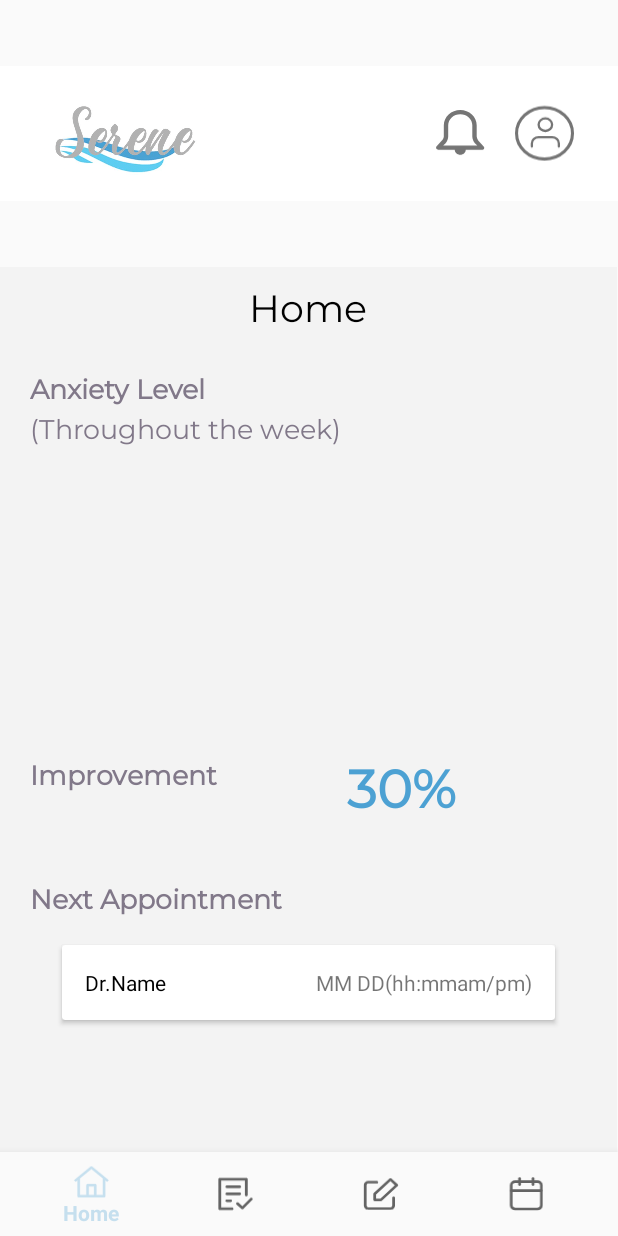
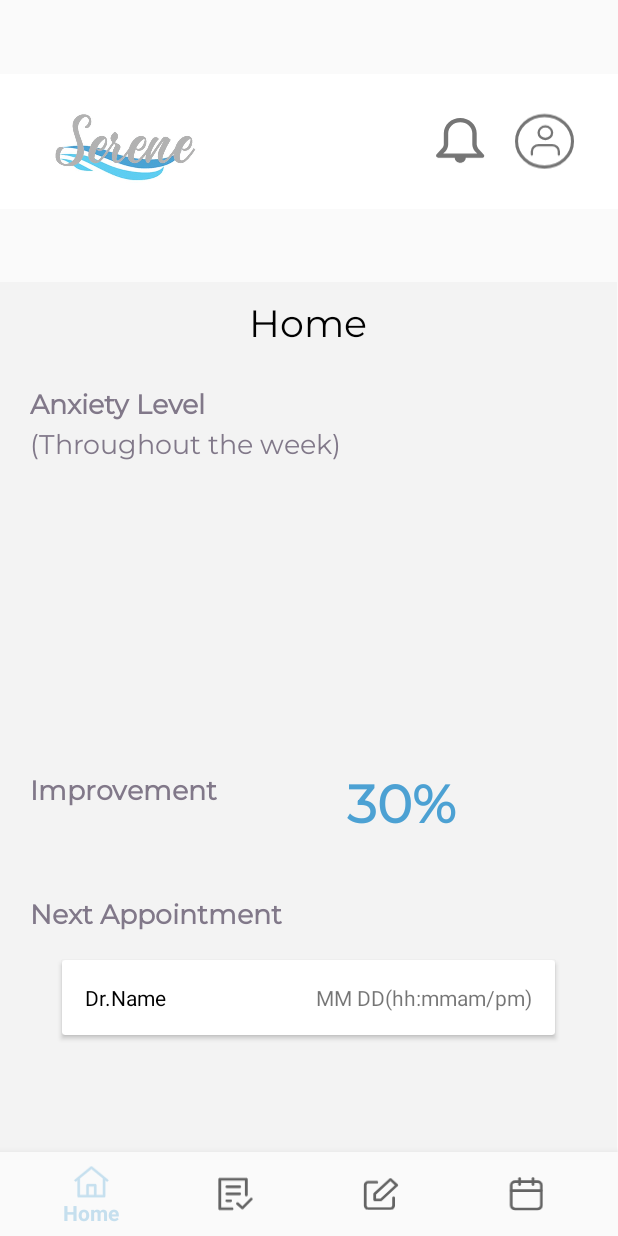
Before and after one commit to RaghadAlshalaan/SereneApp, an Android app: the screen it shows after launch once a user with an empty profile is signed in (MainActivity), on a phone screen of 412 x 824 dp. Run offline under Robolectric (Android 15) with nearby library versions, the phone set to English and light mode, and no system bars; our stand-ins replace Firebase (no records; nobody signed in at launch, a user with empty details on screens opened directly), navigation-ui; Roboto replaces fonts that are not available here.

Commit message:
Update activity_main.xml

```diff
--- a/app/src/main/res/layout/activity_main.xml
+++ b/app/src/main/res/layout/activity_main.xml
@@ -69,7 +69,7 @@
         android:id="@+id/nav_host_fragment"
         android:name="androidx.navigation.fragment.NavHostFragment"
         android:layout_width="411dp"
-        android:layout_height="wrap_content"
+        android:layout_height="580dp"
         app:defaultNavHost="true"
         app:layout_constraintBottom_toTopOf="@+id/nav_view"
         app:navGraph="@navigation/mobile_navigation" />
```
